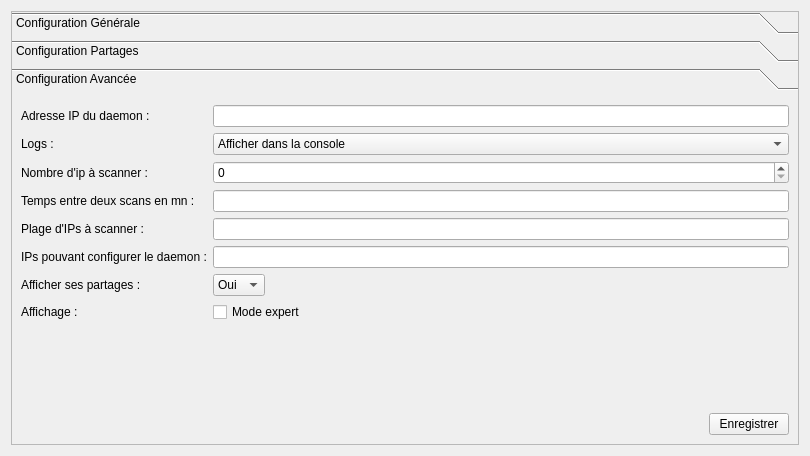
Before: the Qt Designer form ui/options.ui in MaximeCheramy/pyrex, drawn with Qt 5.
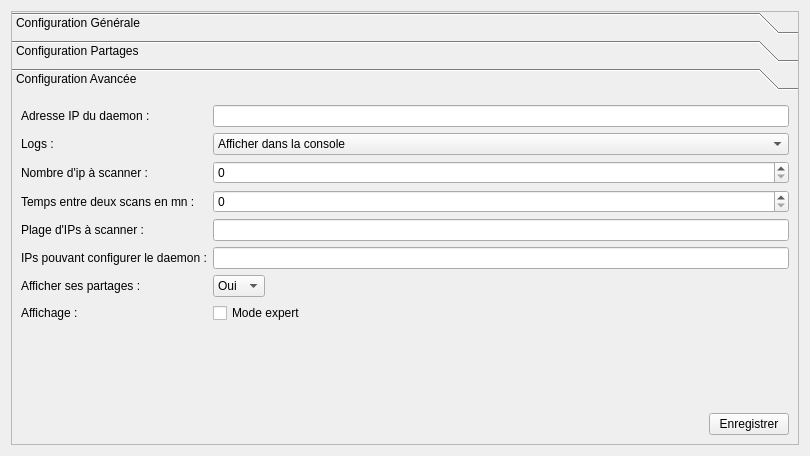
After: the same form once the commit is applied. The open tabs and pages were chosen to show the change.

Commit message: Options : - Si le fichier config.ini n'existe pas, on loade une config par défaut - S'il existe on loade la config de ce fichier - On écrit dans config.ini quand on clique sur "Enregistrer"

```diff
--- a/ui/options.ui
+++ b/ui/options.ui
@@ -336,9 +336,6 @@
          </property>
         </widget>
        </item>
-       <item row="4" column="1">
-        <widget class="QLineEdit" name="edit_tps_scan"/>
-       </item>
        <item row="5" column="0">
         <widget class="QLabel" name="label_35">
          <property name="text">
@@ -465,6 +462,13 @@
        <item row="3" column="1">
         <widget class="QSpinBox" name="spin_nb_ip_scan"/>
        </item>
+       <item row="4" column="1">
+        <widget class="QSpinBox" name="spin_tps_scan">
+         <property name="maximum">
+          <number>999</number>
+         </property>
+        </widget>
+       </item>
       </layout>
      </widget>
     </widget>
```
The commit also changes 1 other file.
